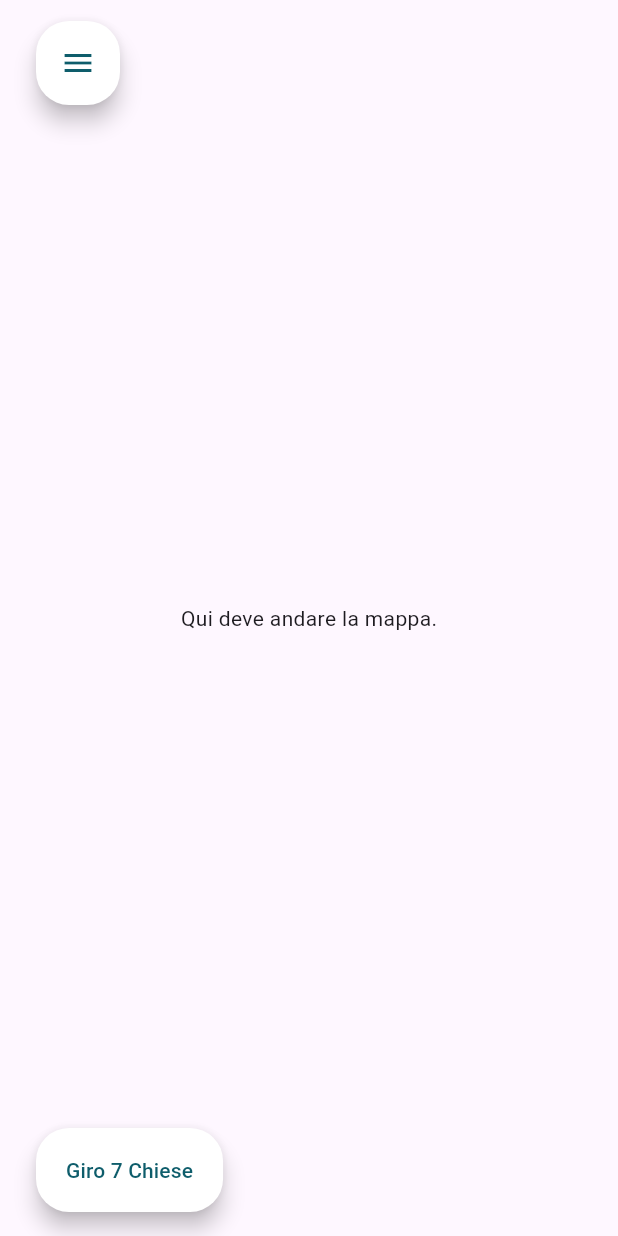
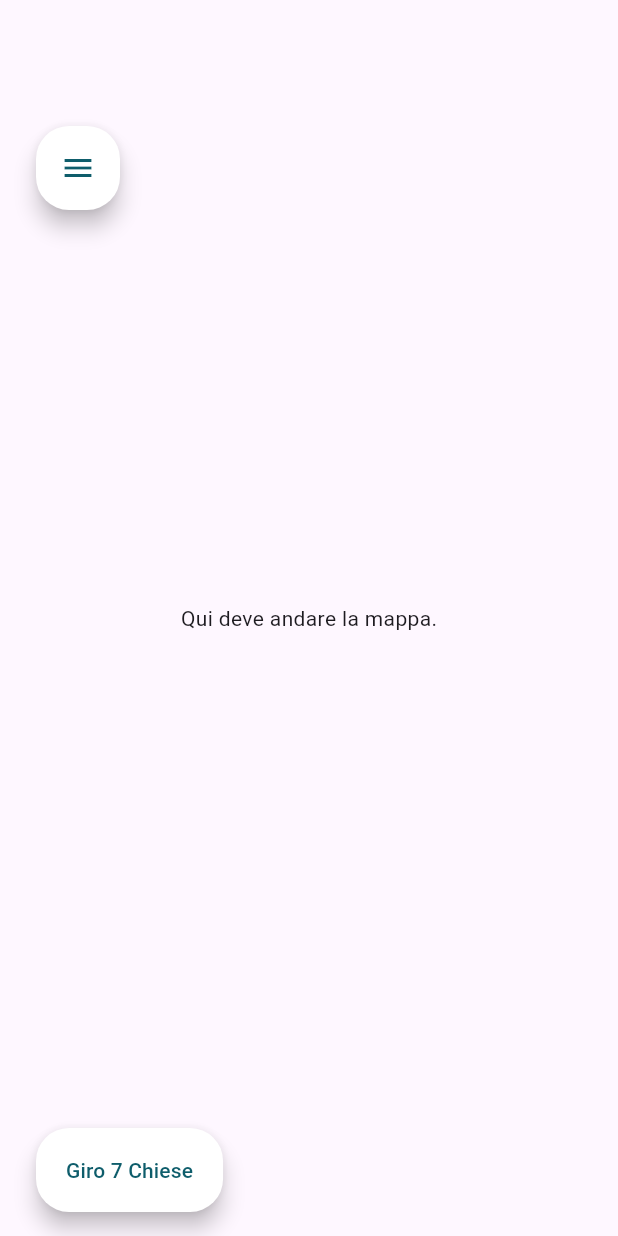
Before and after one commit to Davencode/testarchitecture, a Flutter app: the screen it shows after launch, on a phone screen of 412 x 824 dp. Run offline on Flutter 3.47's test engine with Material 3 defaults, Android fonts, the phone set to English and light mode, and no system bars.

Commit message:
[Update] - adjusted top floatingActionButton padding - removed drawer padding

```diff
--- a/lib/screens/blankScreen.dart
+++ b/lib/screens/blankScreen.dart
@@ -13,7 +13,8 @@ class BlankScreen extends StatelessWidget {
       floatingActionButton: Builder(
         builder: (BuildContext context) {
           return Padding(
-            padding: EdgeInsets.only(top: MediaQuery.of(context).padding.top + 30, left: 8),
+            padding: EdgeInsets.only(
+                top: MediaQuery.of(context).padding.top + 100, left: 8),
             child: Column(
               mainAxisAlignment: MainAxisAlignment.spaceBetween,
               crossAxisAlignment: CrossAxisAlignment.start,
@@ -30,7 +31,6 @@ class BlankScreen extends StatelessWidget {
                   hoverColor: Colors.grey,
                   child: const Icon(Icons.menu),
                 ),
-                SizedBox(height: 16),
                 FloatingActionButton.extended(
                   backgroundColor: Colors.white,
                   foregroundColor: Color(0xFF0E5D6B),
@@ -48,17 +48,13 @@ class BlankScreen extends StatelessWidget {
       ),
       drawer: Drawer(
         child: ListView(
-          padding: EdgeInsets.zero,
           children: <Widget>[
             SizedBox(
               height: 70,
               child: DrawerHeader(
                 child: Text(
                   'Esplora ora',
-                  style: TextStyle(
-                    color: Colors.black,
-                    fontSize: 18
-                  ),
+                  style: TextStyle(color: Colors.black, fontSize: 18),
                 ),
               ),
             ),
```
